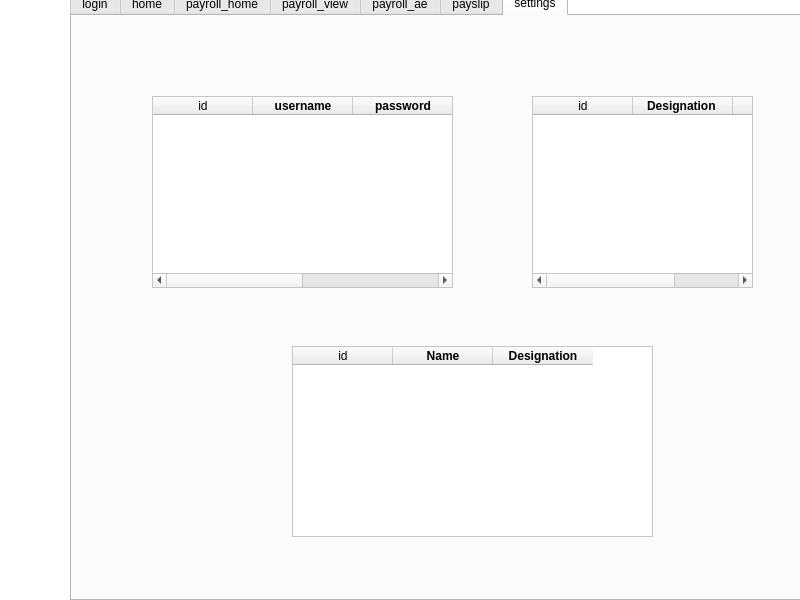
This is Payroll_System.ui in jaspernicholfabella/payroll-system as Qt 5 draws it before an edit. The edited form follows.
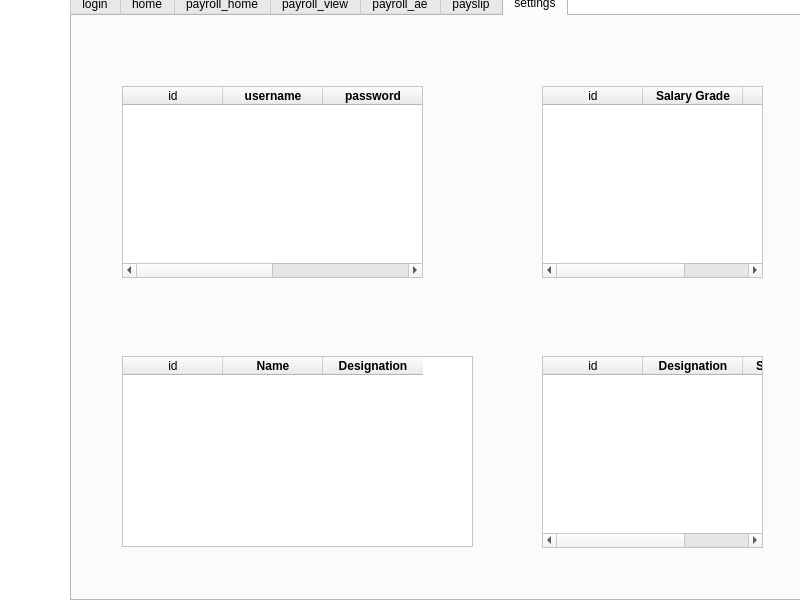
This is the edited form. The open tabs and pages were chosen to show the change. Icons and pictures are not drawn.

Diff of the .ui file:
```diff
--- a/Payroll_System.ui
+++ b/Payroll_System.ui
@@ -1952,8 +1952,8 @@
      <widget class="QTableWidget" name="settings_table_widget_accounts">
       <property name="geometry">
        <rect>
-        <x>80</x>
-        <y>80</y>
+        <x>50</x>
+        <y>70</y>
         <width>301</width>
         <height>192</height>
        </rect>
@@ -2000,8 +2000,8 @@
      <widget class="QLabel" name="settings_account_title">
       <property name="geometry">
        <rect>
-        <x>50</x>
-        <y>40</y>
+        <x>20</x>
+        <y>30</y>
         <width>301</width>
         <height>31</height>
        </rect>
@@ -2019,8 +2019,8 @@
      <widget class="QPushButton" name="settings_add_account">
       <property name="geometry">
        <rect>
-        <x>40</x>
-        <y>80</y>
+        <x>10</x>
+        <y>70</y>
         <width>41</width>
         <height>41</height>
        </rect>
@@ -2048,8 +2048,8 @@
      <widget class="QPushButton" name="settings_delete_account">
       <property name="geometry">
        <rect>
-        <x>40</x>
-        <y>160</y>
+        <x>10</x>
+        <y>150</y>
         <width>41</width>
         <height>41</height>
        </rect>
@@ -2077,8 +2077,8 @@
      <widget class="QPushButton" name="settings_edit_account">
       <property name="geometry">
        <rect>
-        <x>40</x>
-        <y>120</y>
+        <x>10</x>
+        <y>110</y>
         <width>41</width>
         <height>41</height>
        </rect>
@@ -2119,9 +2119,9 @@
      <widget class="QTableWidget" name="settings_table_widget_signatory">
       <property name="geometry">
        <rect>
-        <x>220</x>
-        <y>330</y>
-        <width>361</width>
+        <x>50</x>
+        <y>340</y>
+        <width>351</width>
         <height>191</height>
        </rect>
       </property>
@@ -2159,9 +2159,9 @@
      <widget class="QLabel" name="settings_signatory_title">
       <property name="geometry">
        <rect>
-        <x>180</x>
-        <y>290</y>
-        <width>301</width>
+        <x>20</x>
+        <y>300</y>
+        <width>291</width>
         <height>31</height>
        </rect>
       </property>
@@ -2178,8 +2178,8 @@
      <widget class="QTableWidget" name="settings_table_widget_salary_grade">
       <property name="geometry">
        <rect>
-        <x>460</x>
-        <y>80</y>
+        <x>470</x>
+        <y>70</y>
         <width>221</width>
         <height>192</height>
        </rect>
@@ -2191,7 +2191,7 @@
       </column>
       <column>
        <property name="text">
-        <string>Designation </string>
+        <string>Salary Grade</string>
        </property>
        <property name="font">
         <font>
@@ -2215,8 +2215,8 @@
      <widget class="QPushButton" name="settings_delete_salary_grade">
       <property name="geometry">
        <rect>
-        <x>420</x>
-        <y>160</y>
+        <x>430</x>
+        <y>150</y>
         <width>41</width>
         <height>41</height>
        </rect>
@@ -2244,8 +2244,8 @@
      <widget class="QLabel" name="settings_salary_grade_title">
       <property name="geometry">
        <rect>
-        <x>430</x>
-        <y>40</y>
+        <x>440</x>
+        <y>30</y>
         <width>221</width>
         <height>31</height>
        </rect>
@@ -2263,8 +2263,8 @@
      <widget class="QPushButton" name="settings_add_salary_grade">
       <property name="geometry">
        <rect>
-        <x>420</x>
-        <y>80</y>
+        <x>430</x>
+        <y>70</y>
         <width>41</width>
         <height>41</height>
        </rect>
@@ -2292,8 +2292,8 @@
      <widget class="QPushButton" name="settings_edit_slary_grade">
       <property name="geometry">
        <rect>
-        <x>420</x>
-        <y>120</y>
+        <x>430</x>
+        <y>110</y>
         <width>41</width>
         <height>41</height>
        </rect>
@@ -2321,8 +2321,8 @@
      <widget class="QPushButton" name="settings_edit_signatory">
       <property name="geometry">
        <rect>
-        <x>180</x>
-        <y>330</y>
+        <x>10</x>
+        <y>340</y>
         <width>41</width>
         <height>41</height>
        </rect>
@@ -2347,6 +2347,149 @@
        <bool>true</bool>
       </property>
      </widget>
+     <widget class="QTableWidget" name="settings_table_widget_salary_designation">
+      <property name="geometry">
+       <rect>
+        <x>470</x>
+        <y>340</y>
+        <width>221</width>
+        <height>192</height>
+       </rect>
+      </property>
+      <column>
+       <property name="text">
+        <string>id</string>
+       </property>
+      </column>
+      <column>
+       <property name="text">
+        <string>Designation</string>
+       </property>
+       <property name="font">
+        <font>
+         <weight>75</weight>
+         <bold>true</bold>
+        </font>
+       </property>
+      </column>
+      <column>
+       <property name="text">
+        <string>Salary Grade</string>
+       </property>
+       <property name="font">
+        <font>
+         <weight>75</weight>
+         <bold>true</bold>
+        </font>
+       </property>
+      </column>
+     </widget>
+     <widget class="QPushButton" name="settings_edit_salary_designation">
+      <property name="geometry">
+       <rect>
+        <x>430</x>
+        <y>380</y>
+        <width>41</width>
+        <height>41</height>
+       </rect>
+      </property>
+      <property name="toolTip">
+       <string>&lt;html&gt;&lt;head/&gt;&lt;body&gt;&lt;p&gt;edit salary grade&lt;/p&gt;&lt;/body&gt;&lt;/html&gt;</string>
+      </property>
+      <property name="text">
+       <string/>
+      </property>
+      <property name="icon">
+       <iconset resource="icons.qrc">
+        <normaloff>:/icons/edit.png</normaloff>:/icons/edit.png</iconset>
+      </property>
+      <property name="iconSize">
+       <size>
+        <width>25</width>
+        <height>30</height>
+       </size>
+      </property>
+      <property name="flat">
+       <bool>true</bool>
+      </property>
+     </widget>
+     <widget class="QPushButton" name="settings_delete_salary_designation">
+      <property name="geometry">
+       <rect>
+        <x>430</x>
+        <y>420</y>
+        <width>41</width>
+        <height>41</height>
+       </rect>
+      </property>
+      <property name="toolTip">
+       <string>&lt;html&gt;&lt;head/&gt;&lt;body&gt;&lt;p&gt;delete salary grade&lt;/p&gt;&lt;/body&gt;&lt;/html&gt;</string>
+      </property>
+      <property name="text">
+       <string/>
+      </property>
+      <property name="icon">
+       <iconset resource="icons.qrc">
+        <normaloff>:/icons/trash-can.png</normaloff>:/icons/trash-can.png</iconset>
+      </property>
+      <property name="iconSize">
+       <size>
+        <width>30</width>
+        <height>30</height>
+       </size>
+      </property>
+      <property name="flat">
+       <bool>true</bool>
+      </property>
+     </widget>
+     <widget class="QPushButton" name="settings_add_salary_designation">
+      <property name="geometry">
+       <rect>
+        <x>430</x>
+        <y>340</y>
+        <width>41</width>
+        <height>41</height>
+       </rect>
+      </property>
+      <property name="toolTip">
+       <string>&lt;html&gt;&lt;head/&gt;&lt;body&gt;&lt;p&gt;add salary grade&lt;/p&gt;&lt;/body&gt;&lt;/html&gt;</string>
+      </property>
+      <property name="text">
+       <string/>
+      </property>
+      <property name="icon">
+       <iconset resource="icons.qrc">
+        <normaloff>:/icons/add-database.png</normaloff>:/icons/add-database.png</iconset>
+      </property>
+      <property name="iconSize">
+       <size>
+        <width>30</width>
+        <height>30</height>
+       </size>
+      </property>
+      <property name="flat">
+       <bool>true</bool>
+      </property>
+     </widget>
+     <widget class="QLabel" name="settings_salary_grade_title">
+      <property name="geometry">
+       <rect>
+        <x>440</x>
+        <y>300</y>
+        <width>221</width>
+        <height>31</height>
+       </rect>
+      </property>
+      <property name="font">
+       <font>
+        <family>Segoe UI</family>
+        <pointsize>16</pointsize>
+       </font>
+      </property>
+      <property name="text">
+       <string/>
+      </property>
+     </widget>
     </widget>
    </widget>
    <widget class="QWidget" name="_container" native="true">
```
Left out of the diff: 6 changed lines with no effect on the pictures.
